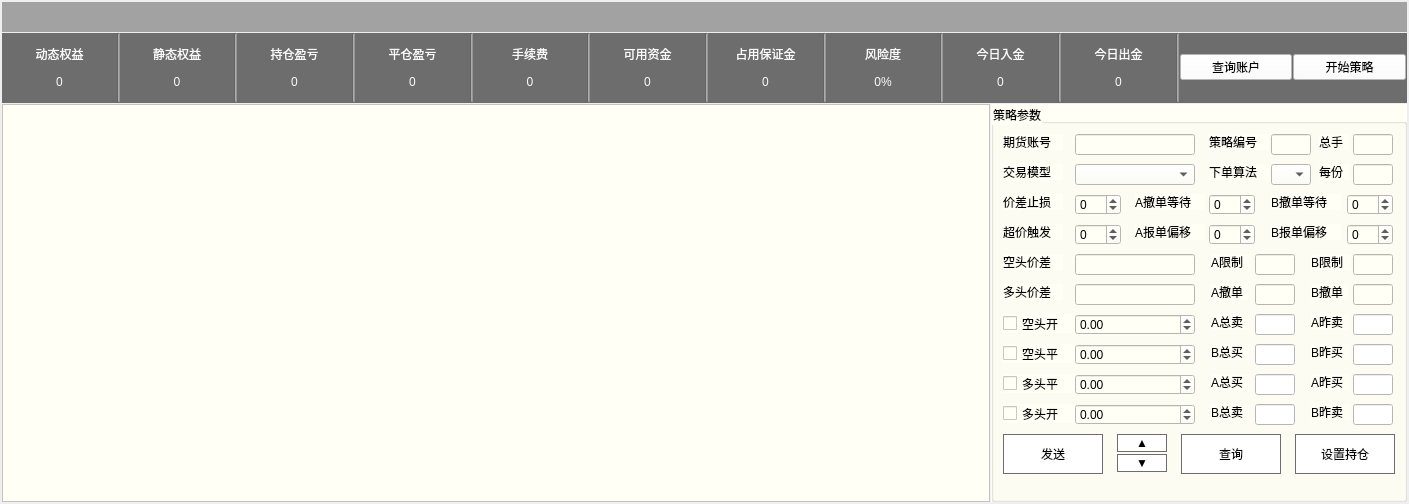
Before: the Qt Designer form PyCTP_Client/PyCTP_ClientUI/QAccountWidget.ui in yuwangying/PyCTP, drawn with Qt 5.
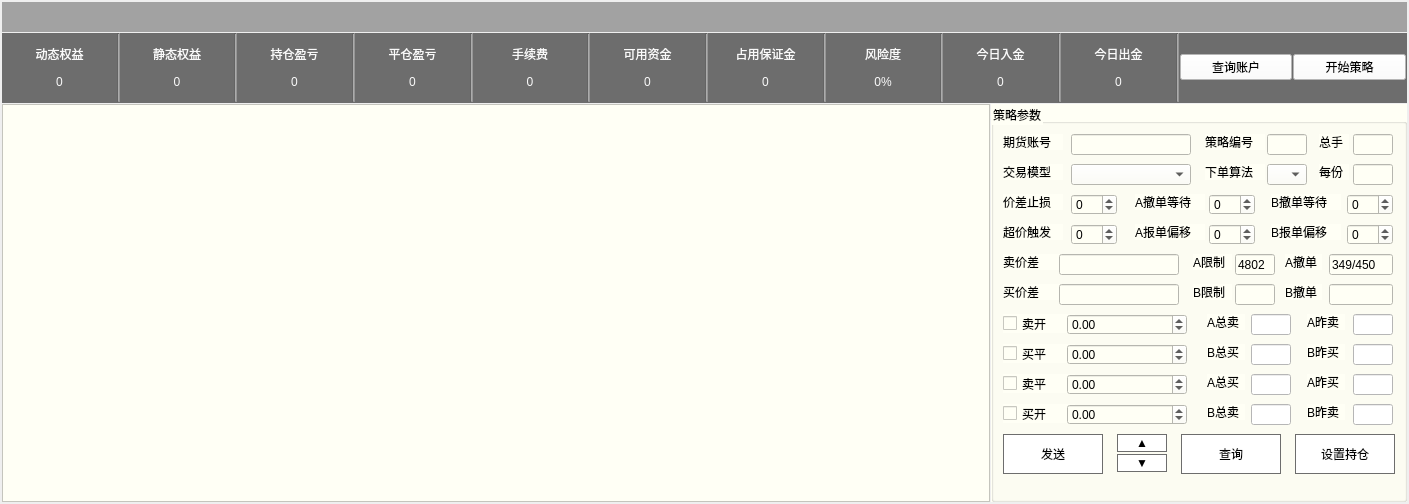
After: the same form once the commit is applied.

The edit to the form file:
```diff
--- a/PyCTP_Client/PyCTP_ClientUI/QAccountWidget.ui
+++ b/PyCTP_Client/PyCTP_ClientUI/QAccountWidget.ui
@@ -689,7 +689,7 @@
          </rect>
         </property>
         <property name="text">
-         <string>空头价差</string>
+         <string>卖价差</string>
         </property>
        </widget>
        <widget class="QLabel" name="label_qihuozhanghao">
@@ -741,7 +741,7 @@
          </rect>
         </property>
         <property name="text">
-         <string>多头价差</string>
+         <string>买价差</string>
         </property>
        </widget>
        <widget class="QCheckBox" name="checkBox_kongtoukai">
@@ -754,7 +754,7 @@
          </rect>
         </property>
         <property name="text">
-         <string>空头开</string>
+         <string>卖开</string>
         </property>
        </widget>
        <widget class="QCheckBox" name="checkBox_duotouping">
@@ -767,7 +767,7 @@
          </rect>
         </property>
         <property name="text">
-         <string>多头平</string>
+         <string>卖平</string>
         </property>
        </widget>
        <widget class="QCheckBox" name="checkBox_duotoukai">
@@ -780,7 +780,7 @@
          </rect>
         </property>
         <property name="text">
-         <string>多头开</string>
+         <string>买开</string>
         </property>
        </widget>
        <widget class="QLabel" name="label_zongshou">
@@ -799,7 +799,7 @@
        <widget class="QComboBox" name="comboBox_jiaoyimoxing">
         <property name="geometry">
          <rect>
-          <x>84</x>
+          <x>80</x>
           <y>60</y>
           <width>120</width>
           <height>21</height>
@@ -816,13 +816,13 @@
          </rect>
         </property>
         <property name="text">
-         <string>空头平</string>
+         <string>买平</string>
         </property>
        </widget>
        <widget class="QLabel" name="label_celuebianhao">
         <property name="geometry">
          <rect>
-          <x>218</x>
+          <x>214</x>
           <y>30</y>
           <width>60</width>
           <height>16</height>
@@ -835,7 +835,7 @@
        <widget class="QLabel" name="label_xiadansuanfa">
         <property name="geometry">
          <rect>
-          <x>218</x>
+          <x>214</x>
           <y>60</y>
           <width>60</width>
           <height>16</height>
@@ -864,7 +864,7 @@
        <widget class="QSpinBox" name="spinBox_rangjia">
         <property name="geometry">
          <rect>
-          <x>84</x>
+          <x>80</x>
           <y>120</y>
           <width>46</width>
           <height>21</height>
@@ -880,7 +880,7 @@
        <widget class="QLineEdit" name="lineEdit_kongtoujiacha">
         <property name="geometry">
          <rect>
-          <x>84</x>
+          <x>68</x>
           <y>150</y>
           <width>120</width>
           <height>21</height>
@@ -896,7 +896,7 @@
        <widget class="QLineEdit" name="lineEdit_duotoujiacha">
         <property name="geometry">
          <rect>
-          <x>84</x>
+          <x>68</x>
           <y>180</y>
           <width>120</width>
           <height>21</height>
@@ -909,7 +909,7 @@
        <widget class="QDoubleSpinBox" name="doubleSpinBox_kongtoukai">
         <property name="geometry">
          <rect>
-          <x>84</x>
+          <x>76</x>
           <y>210</y>
           <width>120</width>
           <height>21</height>
@@ -940,7 +940,7 @@
        <widget class="QDoubleSpinBox" name="doubleSpinBox_kongtouping">
         <property name="geometry">
          <rect>
-          <x>84</x>
+          <x>76</x>
           <y>240</y>
           <width>120</width>
           <height>21</height>
@@ -959,7 +959,7 @@
        <widget class="QDoubleSpinBox" name="doubleSpinBox_duotouping">
         <property name="geometry">
          <rect>
-          <x>84</x>
+          <x>76</x>
           <y>270</y>
           <width>120</width>
           <height>21</height>
@@ -978,7 +978,7 @@
        <widget class="QDoubleSpinBox" name="doubleSpinBox_duotoukai">
         <property name="geometry">
          <rect>
-          <x>84</x>
+          <x>76</x>
           <y>300</y>
           <width>120</width>
           <height>21</height>
@@ -1055,7 +1055,7 @@
        <widget class="QLabel" name="label_Azongsell">
         <property name="geometry">
          <rect>
-          <x>220</x>
+          <x>216</x>
           <y>210</y>
           <width>38</width>
           <height>16</height>
@@ -1067,11 +1067,11 @@
        </widget>
        <widget class="QLineEdit" name="lineEdit_Azongsell">
         <property name="enabled">
-         <bool>false</bool>
+         <bool>true</bool>
         </property>
         <property name="geometry">
          <rect>
-          <x>264</x>
+          <x>260</x>
           <y>210</y>
           <width>40</width>
           <height>21</height>
@@ -1090,11 +1090,14 @@
         <property name="text">
          <string/>
         </property>
+        <property name="readOnly">
+         <bool>true</bool>
+        </property>
        </widget>
        <widget class="QLabel" name="label_Bzongbuy">
         <property name="geometry">
          <rect>
-          <x>220</x>
+          <x>216</x>
           <y>240</y>
           <width>38</width>
           <height>16</height>
@@ -1106,11 +1109,11 @@
        </widget>
        <widget class="QLineEdit" name="lineEdit_Bzongbuy">
         <property name="enabled">
-         <bool>false</bool>
+         <bool>true</bool>
         </property>
         <property name="geometry">
          <rect>
-          <x>264</x>
+          <x>260</x>
           <y>240</y>
           <width>40</width>
           <height>21</height>
@@ -1123,11 +1126,14 @@
         <property name="text">
          <string/>
         </property>
+        <property name="readOnly">
+         <bool>true</bool>
+        </property>
        </widget>
        <widget class="QLabel" name="label_Azongbuy">
         <property name="geometry">
          <rect>
-          <x>220</x>
+          <x>216</x>
           <y>270</y>
           <width>38</width>
           <height>16</height>
@@ -1139,11 +1145,11 @@
        </widget>
        <widget class="QLineEdit" name="lineEdit_Azongbuy">
         <property name="enabled">
-         <bool>false</bool>
+         <bool>true</bool>
         </property>
         <property name="geometry">
          <rect>
-          <x>264</x>
+          <x>260</x>
           <y>270</y>
           <width>40</width>
           <height>21</height>
@@ -1156,11 +1162,14 @@
         <property name="text">
          <string/>
         </property>
+        <property name="readOnly">
+         <bool>true</bool>
+        </property>
        </widget>
        <widget class="QLabel" name="label_Bzongsell">
         <property name="geometry">
          <rect>
-          <x>220</x>
+          <x>216</x>
           <y>300</y>
           <width>38</width>
           <height>16</height>
@@ -1172,11 +1181,11 @@
        </widget>
        <widget class="QLineEdit" name="lineEdit_Bzongsell">
         <property name="enabled">
-         <bool>false</bool>
+         <bool>true</bool>
         </property>
         <property name="geometry">
          <rect>
-          <x>264</x>
+          <x>260</x>
           <y>300</y>
           <width>40</width>
           <height>21</height>
@@ -1189,11 +1198,14 @@
         <property name="text">
          <string/>
         </property>
+        <property name="readOnly">
+         <bool>true</bool>
+        </property>
        </widget>
        <widget class="QLabel" name="label_Achedanxianzhi">
         <property name="geometry">
          <rect>
-          <x>220</x>
+          <x>202</x>
           <y>150</y>
           <width>39</width>
           <height>16</height>
@@ -1206,21 +1218,21 @@
        <widget class="QLineEdit" name="lineEdit_Achedanxianzhi">
         <property name="geometry">
          <rect>
-          <x>264</x>
+          <x>244</x>
           <y>150</y>
           <width>40</width>
           <height>21</height>
          </rect>
         </property>
         <property name="text">
-         <string/>
+         <string>4802</string>
         </property>
        </widget>
        <widget class="QLabel" name="label_Achedan">
         <property name="geometry">
          <rect>
-          <x>220</x>
-          <y>180</y>
+          <x>294</x>
+          <y>150</y>
           <width>37</width>
           <height>16</height>
          </rect>
@@ -1232,9 +1244,9 @@
        <widget class="QLineEdit" name="lineEdit_Achedan">
         <property name="geometry">
          <rect>
-          <x>264</x>
-          <y>180</y>
-          <width>40</width>
+          <x>338</x>
+          <y>150</y>
+          <width>64</width>
           <height>21</height>
          </rect>
         </property>
@@ -1242,13 +1254,13 @@
          <string notr="true"/>
         </property>
         <property name="text">
-         <string/>
+         <string>349/450</string>
         </property>
        </widget>
        <widget class="QLabel" name="label_Bchedan">
         <property name="geometry">
          <rect>
-          <x>320</x>
+          <x>294</x>
           <y>180</y>
           <width>37</width>
           <height>16</height>
@@ -1261,9 +1273,9 @@
        <widget class="QLineEdit" name="lineEdit_Bchedan">
         <property name="geometry">
          <rect>
-          <x>362</x>
+          <x>338</x>
           <y>180</y>
-          <width>40</width>
+          <width>64</width>
           <height>21</height>
          </rect>
         </property>
@@ -1274,7 +1286,7 @@
        <widget class="QLabel" name="label_Ajinsell">
         <property name="geometry">
          <rect>
-          <x>320</x>
+          <x>316</x>
           <y>210</y>
           <width>38</width>
           <height>16</height>
@@ -1313,7 +1325,7 @@
        <widget class="QLabel" name="label_Bjinbuy">
         <property name="geometry">
          <rect>
-          <x>320</x>
+          <x>316</x>
           <y>240</y>
           <width>38</width>
           <height>16</height>
@@ -1352,7 +1364,7 @@
        <widget class="QLabel" name="label_Ajinbuy">
         <property name="geometry">
          <rect>
-          <x>320</x>
+          <x>316</x>
           <y>270</y>
           <width>38</width>
           <height>16</height>
@@ -1391,7 +1403,7 @@
        <widget class="QLabel" name="label_Bjinsell">
         <property name="geometry">
          <rect>
-          <x>320</x>
+          <x>316</x>
           <y>300</y>
           <width>38</width>
           <height>16</height>
@@ -1489,7 +1501,7 @@
        <widget class="QSpinBox" name="spinBox_zhisun">
         <property name="geometry">
          <rect>
-          <x>84</x>
+          <x>80</x>
           <y>90</y>
           <width>46</width>
           <height>21</height>
@@ -1578,7 +1590,7 @@
        <widget class="QComboBox" name="comboBox_xiadansuanfa">
         <property name="geometry">
          <rect>
-          <x>280</x>
+          <x>276</x>
           <y>60</y>
           <width>40</width>
           <height>21</height>
@@ -1591,8 +1603,8 @@
        <widget class="QLabel" name="label_Bchedanxianzhi">
         <property name="geometry">
          <rect>
-          <x>320</x>
-          <y>150</y>
+          <x>202</x>
+          <y>180</y>
           <width>39</width>
           <height>16</height>
          </rect>
@@ -1604,8 +1616,8 @@
        <widget class="QLineEdit" name="lineEdit_Bchedanxianzhi">
         <property name="geometry">
          <rect>
-          <x>362</x>
-          <y>150</y>
+          <x>244</x>
+          <y>180</y>
           <width>40</width>
           <height>21</height>
          </rect>
@@ -1677,38 +1689,47 @@
        </widget>
        <widget class="QLineEdit" name="lineEdit_qihuozhanghao">
         <property name="enabled">
-         <bool>false</bool>
+         <bool>true</bool>
         </property>
         <property name="geometry">
          <rect>
-          <x>84</x>
+          <x>80</x>
           <y>30</y>
           <width>120</width>
           <height>21</height>
          </rect>
         </property>
         <property name="styleSheet">
-         <string notr="true"/>
+         <string notr="true">color: rgb(0, 0, 0);</string>
         </property>
         <property name="text">
          <string/>
         </property>
+        <property name="readOnly">
+         <bool>true</bool>
+        </property>
        </widget>
        <widget class="QLineEdit" name="lineEdit_celuebianhao">
         <property name="enabled">
-         <bool>false</bool>
+         <bool>true</bool>
         </property>
         <property name="geometry">
          <rect>
-          <x>280</x>
+          <x>276</x>
           <y>30</y>
           <width>40</width>
           <height>21</height>
          </rect>
         </property>
+        <property name="styleSheet">
+         <string notr="true">color: rgb(0, 0, 0);</string>
+        </property>
         <property name="text">
          <string/>
         </property>
+        <property name="readOnly">
+         <bool>true</bool>
+        </property>
        </widget>
        <widget class="QLabel" name="label_Bbaodanpianyi">
         <property name="geometry">
```
Left out of the diff: 20 changed lines with no effect on the pictures.
